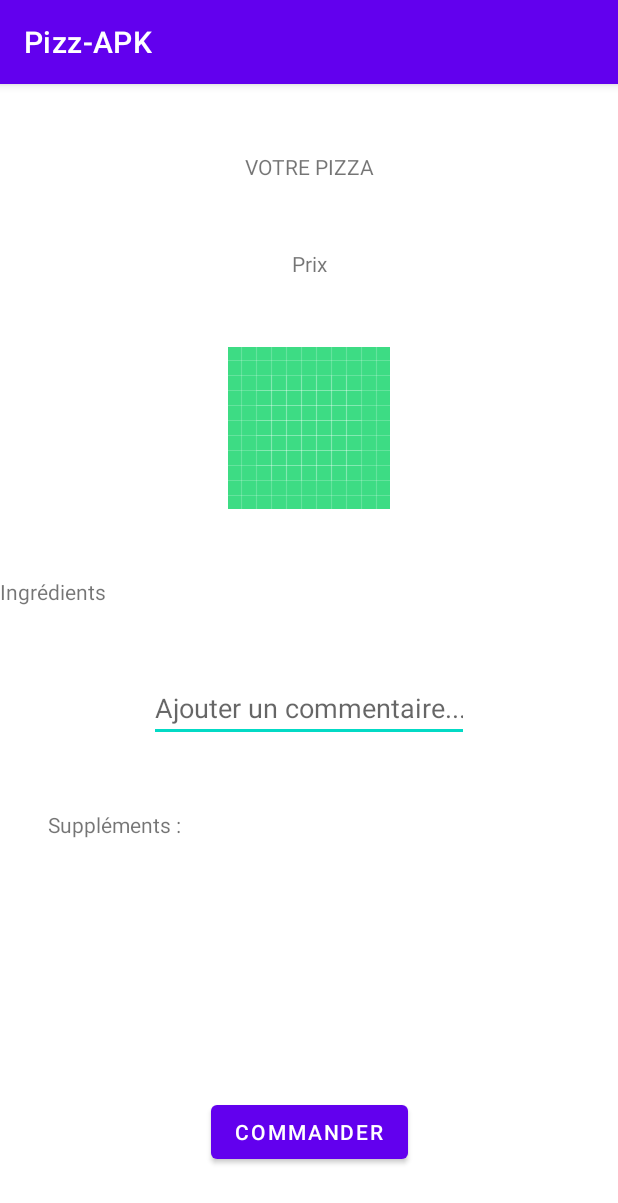
After one commit to NIS5IL-Pizzapk/Pizz-APK, an Android app: the PlatUniqueActivity screen opened directly, with no data from a screen before it, on a phone screen of 412 x 824 dp. The commit adds this screen. Shown: the top 1203 px of the screen. Run offline under Robolectric (Android 15) with nearby library versions, the phone set to English and light mode, and no system bars; 3 statements that could not run were skipped.

Commit message:
DebutPlatSelected
Début de la page sur laquelle on arrive en sélectionnant un plat

```diff
--- a/app/src/main/AndroidManifest.xml
+++ b/app/src/main/AndroidManifest.xml
@@ -12,6 +12,13 @@
         android:supportsRtl="true"
         android:theme="@style/Theme.PizzAPK"
         tools:targetApi="31">
+        <activity
+            android:name=".PlatUniqueActivity"
+            android:exported="false">
+            <meta-data
+                android:name="android.app.lib_name"
+                android:value="" />
+        </activity>
         <activity
             android:name=".ListePizzasActivity"
             android:exported="false">
--- /dev/null
+++ b/app/src/main/java/com/example/pizz_apk/PlatUniqueActivity.java
@@ -0,0 +1,28 @@
+package com.example.pizz_apk;
+
+import androidx.appcompat.app.AppCompatActivity;
+
+import android.os.Bundle;
+import android.view.View;
+import android.widget.TextView;
+
+import com.example.pizz_apk.databinding.ActivityPlatUniqueBinding;
+import com.example.pizz_apk.models.PlatPropose;
+
+public class PlatUniqueActivity extends AppCompatActivity {
+
+    ActivityPlatUniqueBinding binding;
+
+    @Override
+    protected void onCreate(Bundle savedInstanceState) {
+        super.onCreate(savedInstanceState);
+        setContentView(R.layout.activity_plat_unique);
+        binding = ActivityPlatUniqueBinding.inflate(getLayoutInflater());
+        View view = binding.getRoot();
+        setContentView(view);
+        PlatPropose plat = (PlatPropose) getIntent().getSerializableExtra("plat");
+        binding.tvPlatUniqueNom.setText(plat.getNom());
+        binding.tvPlatUniquePrix.setText(String.valueOf(plat.getPrix()));
+        binding.tvPlatUniqueIngredients.setText(plat.getDescription());
+    }
+}
--- a/app/src/main/java/com/example/pizz_apk/adapters/ListePizzasAdapter.java
+++ b/app/src/main/java/com/example/pizz_apk/adapters/ListePizzasAdapter.java
@@ -1,6 +1,7 @@
 package com.example.pizz_apk.adapters;
 
 import android.content.Context;
+import android.content.Intent;
 import android.view.LayoutInflater;
 import android.view.View;
 import android.view.ViewGroup;
@@ -9,6 +10,7 @@ import android.widget.Button;
 import androidx.annotation.NonNull;
 import androidx.recyclerview.widget.RecyclerView;
 
+import com.example.pizz_apk.PlatUniqueActivity;
 import com.example.pizz_apk.databinding.ActivityListePizzasBinding;
 import com.example.pizz_apk.databinding.RvItemPizzaBinding;
 import com.example.pizz_apk.models.PlatPropose;
@@ -46,6 +48,11 @@ public class ListePizzasAdapter extends RecyclerView.Adapter<ListePizzasAdapter.
         holder.binding.tvNomPizza.setText(pizzasList.get(position).getNom());
         holder.binding.tvDescriptionPizza.setText(pizzasList.get(position).getDescription());
         holder.binding.tvPrixPizza.setText(String.format(Locale.getDefault(),"%.2f",pizzasList.get(position).getPrix())+"€");
+        holder.binding.cvPizza.setOnClickListener(view -> {
+            Intent intent = new Intent(context, PlatUniqueActivity.class);
+            intent.putExtra("plat",pizzasList.get(position));
+            context.startActivity(intent);
+        });
     }
 
     @Override
--- a/app/src/main/java/com/example/pizz_apk/models/Allergene.java
+++ b/app/src/main/java/com/example/pizz_apk/models/Allergene.java
@@ -1,6 +1,8 @@
 package com.example.pizz_apk.models;
 
-public class Allergene {
+import java.io.Serializable;
+
+public class Allergene implements Serializable {
     private int id;
     private String nom;
 
--- a/app/src/main/java/com/example/pizz_apk/models/PlatPropose.java
+++ b/app/src/main/java/com/example/pizz_apk/models/PlatPropose.java
@@ -1,9 +1,10 @@
 package com.example.pizz_apk.models;
 
+import java.io.Serializable;
 import java.util.ArrayList;
 import java.util.List;
 
-public class PlatPropose {
+public class PlatPropose implements Serializable {
     private int id;
     private String type;
     private String nom;
--- a/app/src/main/java/com/example/pizz_apk/models/Tag.java
+++ b/app/src/main/java/com/example/pizz_apk/models/Tag.java
@@ -1,6 +1,8 @@
 package com.example.pizz_apk.models;
 
-public class Tag {
+import java.io.Serializable;
+
+public class Tag implements Serializable {
     private int id;
     private String nom;
 
--- /dev/null
+++ b/app/src/main/res/layout/activity_plat_unique.xml
@@ -0,0 +1,93 @@
+<?xml version="1.0" encoding="utf-8"?>
+<androidx.constraintlayout.widget.ConstraintLayout xmlns:android="http://schemas.android.com/apk/res/android"
+    xmlns:app="http://schemas.android.com/apk/res-auto"
+    xmlns:tools="http://schemas.android.com/tools"
+    android:layout_width="match_parent"
+    android:layout_height="match_parent"
+    tools:context=".PlatUniqueActivity">
+
+    <TextView
+        android:id="@+id/tv_plat_unique_nom"
+        android:layout_width="wrap_content"
+        android:layout_height="wrap_content"
+        android:text="VOTRE PIZZA"
+        app:layout_constraintBottom_toTopOf="@+id/tv_plat_unique_prix"
+        app:layout_constraintEnd_toEndOf="parent"
+        app:layout_constraintHorizontal_bias="0.5"
+        app:layout_constraintStart_toStartOf="parent"
+        app:layout_constraintTop_toTopOf="parent" />
+
+    <TextView
+        android:id="@+id/tv_plat_unique_prix"
+        android:layout_width="wrap_content"
+        android:layout_height="wrap_content"
+        android:text="Prix"
+        app:layout_constraintBottom_toTopOf="@+id/img_plat_unique"
+        app:layout_constraintEnd_toEndOf="parent"
+        app:layout_constraintStart_toStartOf="parent"
+        app:layout_constraintTop_toBottomOf="@+id/tv_plat_unique_nom" />
+
+    <ImageView
+        android:id="@+id/img_plat_unique"
+        android:layout_width="wrap_content"
+        android:layout_height="wrap_content"
+        app:layout_constraintBottom_toTopOf="@+id/tv_plat_unique_ingredients"
+        app:layout_constraintEnd_toEndOf="parent"
+        app:layout_constraintHorizontal_bias="0.5"
+        app:layout_constraintStart_toStartOf="parent"
+        app:layout_constraintTop_toBottomOf="@+id/tv_plat_unique_prix"
+        app:srcCompat="@drawable/ic_launcher_background" />
+
+    <TextView
+        android:id="@+id/tv_plat_unique_ingredients"
+        android:layout_width="match_parent"
+        android:layout_height="wrap_content"
+        android:text="Ingrédients"
+        app:layout_constraintBottom_toTopOf="@+id/editTextTextPersonName"
+        app:layout_constraintEnd_toEndOf="parent"
+        app:layout_constraintStart_toStartOf="parent"
+        app:layout_constraintTop_toBottomOf="@+id/img_plat_unique" />
+
+    <EditText
+        android:id="@+id/editTextTextPersonName"
+        android:layout_width="wrap_content"
+        android:layout_height="wrap_content"
+        android:ems="10"
+        android:hint="Ajouter un commentaire..."
+        android:inputType="textPersonName"
+        app:layout_constraintBottom_toTopOf="@+id/textView4"
+        app:layout_constraintEnd_toEndOf="parent"
+        app:layout_constraintStart_toStartOf="parent"
+        app:layout_constraintTop_toBottomOf="@+id/tv_plat_unique_ingredients"
+        tools:ignore="TouchTargetSizeCheck" />
+
+    <TextView
+        android:id="@+id/textView4"
+        android:layout_width="wrap_content"
+        android:layout_height="wrap_content"
+        android:layout_marginStart="32dp"
+        android:text="Suppléments :"
+        app:layout_constraintBottom_toTopOf="@+id/recyclerView"
+        app:layout_constraintStart_toStartOf="parent"
+        app:layout_constraintTop_toBottomOf="@+id/editTextTextPersonName" />
+
+    <androidx.recyclerview.widget.RecyclerView
+        android:id="@+id/recyclerView"
+        android:layout_width="wrap_content"
+        android:layout_height="80dp"
+        app:layout_constraintBottom_toTopOf="@+id/button"
+        app:layout_constraintEnd_toEndOf="parent"
+        app:layout_constraintHorizontal_bias="0.5"
+        app:layout_constraintStart_toStartOf="parent"
+        app:layout_constraintTop_toBottomOf="@+id/textView4" />
+
+    <Button
+        android:id="@+id/button"
+        android:layout_width="wrap_content"
+        android:layout_height="wrap_content"
+        android:text="COMMANDER"
+        app:layout_constraintBottom_toBottomOf="parent"
+        app:layout_constraintEnd_toEndOf="parent"
+        app:layout_constraintStart_toStartOf="parent"
+        app:layout_constraintTop_toBottomOf="@+id/recyclerView" />
+</androidx.constraintlayout.widget.ConstraintLayout>
--- a/app/src/main/res/layout/rv_item_pizza.xml
+++ b/app/src/main/res/layout/rv_item_pizza.xml
@@ -10,6 +10,7 @@
         android:layout_height="match_parent">
 
         <androidx.cardview.widget.CardView
+            android:id="@+id/cv_pizza"
             android:layout_width="match_parent"
             android:layout_height="wrap_content"
             app:cardCornerRadius="20dp"
```
